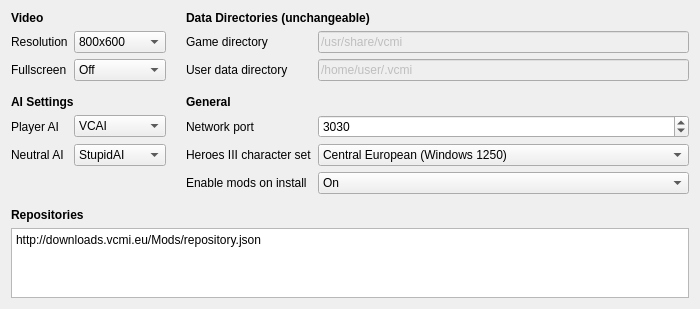
This is launcher/settingsView/csettingsview_moc.ui in vcmi/vcmi as Qt 5 draws it before an edit. The edited form follows.
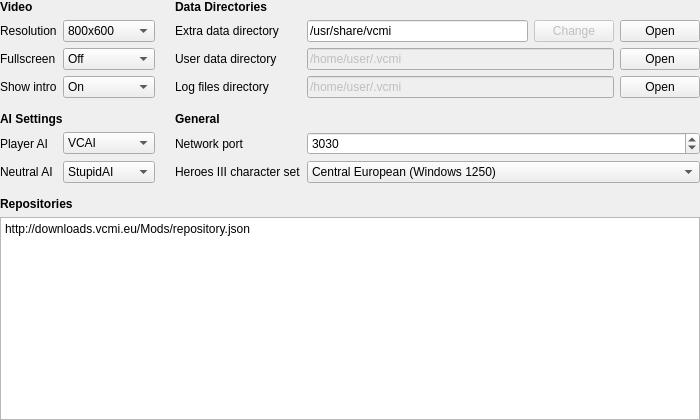
This is the edited form.

Commit message: Miscellaneous improvements for Launcher UI: - Implemented "show intro" toggle in settings - Install/Update/Enable buttons are now visible even when mod info is hidden - Fixed behaviour of show mod info switch, added more obvious button to enable it - Removed no longer used "Enable mods on install" switch - Added buttons to open data, user data and temporary directories

Diff of the .ui file:
```diff
--- a/launcher/settingsView/csettingsview_moc.ui
+++ b/launcher/settingsView/csettingsview_moc.ui
@@ -7,109 +7,46 @@
     <x>0</x>
     <y>0</y>
     <width>700</width>
-    <height>308</height>
+    <height>420</height>
    </rect>
   </property>
   <property name="windowTitle">
    <string>Form</string>
   </property>
   <layout class="QGridLayout" name="gridLayout">
-   <item row="2" column="1">
-    <widget class="QComboBox" name="comboBoxFullScreen">
-     <property name="currentIndex">
-      <number>0</number>
+   <property name="leftMargin">
+    <number>0</number>
+   </property>
+   <property name="topMargin">
+    <number>0</number>
+   </property>
+   <property name="rightMargin">
+    <number>0</number>
+   </property>
+   <property name="bottomMargin">
+    <number>0</number>
+   </property>
+   <item row="5" column="3" colspan="4">
+    <widget class="QLabel" name="labelGeneral">
+     <property name="font">
+      <font>
+       <weight>75</weight>
+       <bold>true</bold>
+      </font>
      </property>
-     <item>
-      <property name="text">
-       <string>Off</string>
-      </property>
-     </item>
-     <item>
-      <property name="text">
-       <string>On</string>
-      </property>
-     </item>
-    </widget>
-   </item>
-   <item row="11" column="0" colspan="5">
-    <widget class="QPlainTextEdit" name="plainTextEditRepos">
-     <property name="lineWrapMode">
-      <enum>QPlainTextEdit::NoWrap</enum>
-     </property>
-     <property name="plainText">
-      <string>http://downloads.vcmi.eu/Mods/repository.json</string>
-     </property>
-    </widget>
-   </item>
-   <item row="2" column="4">
-    <widget class="QLineEdit" name="lineEditUserDataDir">
-     <property name="enabled">
-      <bool>false</bool>
-     </property>
-     <property name="minimumSize">
-      <size>
-       <width>150</width>
-       <height>0</height>
-      </size>
-     </property>
      <property name="text">
-      <string>/home/user/.vcmi</string>
+      <string>General</string>
      </property>
-     <property name="readOnly">
-      <bool>true</bool>
-     </property>
     </widget>
    </item>
-   <item row="5" column="0">
-    <widget class="QLabel" name="labelPlayerAI">
+   <item row="2" column="3">
+    <widget class="QLabel" name="labelUserDataDir">
      <property name="text">
-      <string>Player AI</string>
+      <string>User data directory</string>
      </property>
     </widget>
    </item>
-   <item row="2" column="2">
-    <spacer name="spacerColumns">
-     <property name="orientation">
-      <enum>Qt::Horizontal</enum>
-     </property>
-     <property name="sizeType">
-      <enum>QSizePolicy::Fixed</enum>
-     </property>
-     <property name="sizeHint" stdset="0">
-      <size>
-       <width>8</width>
-       <height>20</height>
-      </size>
-     </property>
-    </spacer>
-   </item>
-   <item row="1" column="4">
-    <widget class="QLineEdit" name="lineEditGameDir">
-     <property name="enabled">
-      <bool>false</bool>
-     </property>
-     <property name="minimumSize">
-      <size>
-       <width>150</width>
-       <height>0</height>
-      </size>
-     </property>
-     <property name="text">
-      <string>/usr/share/vcmi</string>
-     </property>
-     <property name="readOnly">
-      <bool>true</bool>
-     </property>
-    </widget>
-   </item>
-   <item row="7" column="3">
-    <widget class="QLabel" name="labelEnableMods">
-     <property name="text">
-      <string>Enable mods on install</string>
-     </property>
-    </widget>
-   </item>
-   <item row="5" column="4">
+   <item row="6" column="4" colspan="3">
     <widget class="QSpinBox" name="spinBoxNetworkPort">
      <property name="minimum">
       <number>1024</number>
@@ -122,21 +59,34 @@
      </property>
     </widget>
    </item>
-   <item row="2" column="3">
-    <widget class="QLabel" name="labelUserDataDir">
+   <item row="1" column="5">
+    <widget class="QPushButton" name="changeGameDataDir">
+     <property name="enabled">
+      <bool>false</bool>
+     </property>
      <property name="text">
-      <string>User data directory</string>
+      <string>Change</string>
      </property>
     </widget>
    </item>
-   <item row="1" column="3">
-    <widget class="QLabel" name="labelGameDir">
-     <property name="text">
-      <string>Game directory</string>
+   <item row="2" column="1">
+    <widget class="QComboBox" name="comboBoxFullScreen">
+     <property name="currentIndex">
+      <number>0</number>
      </property>
+     <item>
+      <property name="text">
+       <string>Off</string>
+      </property>
+     </item>
+     <item>
+      <property name="text">
+       <string>On</string>
+      </property>
+     </item>
     </widget>
    </item>
-   <item row="4" column="0" colspan="2">
+   <item row="5" column="0" colspan="2">
     <widget class="QLabel" name="labelAISettings">
      <property name="font">
       <font>
@@ -149,94 +99,17 @@
      </property>
     </widget>
    </item>
-   <item row="8" column="0">
-    <spacer name="spacerRepos">
-     <property name="orientation">
-      <enum>Qt::Vertical</enum>
-     </property>
-     <property name="sizeType">
-      <enum>QSizePolicy::Fixed</enum>
-     </property>
-     <property name="sizeHint" stdset="0">
-      <size>
-       <width>20</width>
-       <height>8</height>
-      </size>
-     </property>
-    </spacer>
-   </item>
-   <item row="1" column="0">
-    <widget class="QLabel" name="labelResolution">
+   <item row="1" column="6">
+    <widget class="QPushButton" name="openGameDataDir">
      <property name="text">
-      <string>Resolution</string>
+      <string>Open</string>
      </property>
     </widget>
    </item>
-   <item row="0" column="0" colspan="2">
-    <widget class="QLabel" name="labelVideo">
-     <property name="font">
-      <font>
-       <weight>75</weight>
-       <bold>true</bold>
-      </font>
-     </property>
+   <item row="1" column="3">
+    <widget class="QLabel" name="labelGameDir">
      <property name="text">
-      <string>Video</string>
-     </property>
-    </widget>
-   </item>
-   <item row="0" column="3" colspan="2">
-    <widget class="QLabel" name="labelDataDirs">
-     <property name="font">
-      <font>
-       <weight>75</weight>
-       <bold>true</bold>
-      </font>
-     </property>
-     <property name="text">
-      <string>Data Directories (unchangeable)</string>
-     </property>
-    </widget>
-   </item>
-   <item row="9" column="0" colspan="2">
-    <widget class="QLabel" name="labelRepositories">
-     <property name="font">
-      <font>
-       <weight>75</weight>
-       <bold>true</bold>
-      </font>
-     </property>
-     <property name="text">
-      <string>Repositories</string>
-     </property>
-    </widget>
-   </item>
-   <item row="4" column="3" colspan="2">
-    <widget class="QLabel" name="labelGeneral">
-     <property name="font">
-      <font>
-       <weight>75</weight>
-       <bold>true</bold>
-      </font>
-     </property>
-     <property name="text">
-      <string>General</string>
-     </property>
-    </widget>
-   </item>
-   <item row="5" column="1">
-    <widget class="QComboBox" name="comboBoxPlayerAI">
-     <item>
-      <property name="text">
-       <string>VCAI</string>
-      </property>
-     </item>
-    </widget>
-   </item>
-   <item row="5" column="3">
-    <widget class="QLabel" name="labelNetworkPort">
-     <property name="text">
-      <string>Network port</string>
+      <string>Extra data directory</string>
      </property>
     </widget>
    </item>
@@ -299,39 +172,6 @@
      </item>
     </widget>
    </item>
-   <item row="7" column="4">
-    <widget class="QComboBox" name="comboBoxEnableMods">
-     <property name="currentIndex">
-      <number>1</number>
-     </property>
-     <item>
-      <property name="text">
-       <string>Off</string>
-      </property>
-     </item>
-     <item>
-      <property name="text">
-       <string>On</string>
-      </property>
-     </item>
-    </widget>
-   </item>
-   <item row="3" column="0">
-    <spacer name="spacerSections">
-     <property name="orientation">
-      <enum>Qt::Vertical</enum>
-     </property>
-     <property name="sizeType">
-      <enum>QSizePolicy::Fixed</enum>
-     </property>
-     <property name="sizeHint" stdset="0">
-      <size>
-       <width>56</width>
-       <height>8</height>
-      </size>
-     </property>
-    </spacer>
-   </item>
    <item row="2" column="0">
     <widget class="QLabel" name="labelFullScreen">
      <property name="text">
@@ -339,36 +179,37 @@
      </property>
     </widget>
    </item>
-   <item row="6" column="4">
-    <widget class="QComboBox" name="comboBoxEncoding">
-     <item>
-      <property name="text">
-       <string>Central European (Windows 1250)</string>
-      </property>
-     </item>
-     <item>
-      <property name="text">
-       <string>Cyrillic script (Windows 1251)</string>
-      </property>
-     </item>
-     <item>
-      <property name="text">
-       <string>Western European (Windows 1252)</string>
-      </property>
-     </item>
-     <item>
-      <property name="text">
-       <string>Simplified Chinese (GBK)</string>
-      </property>
-     </item>
-     <item>
-      <property name="text">
-       <string>Simplified Chinese (GB2312)</string>
-      </property>
-     </item>
+   <item row="11" column="0" colspan="7">
+    <widget class="QPlainTextEdit" name="plainTextEditRepos">
+     <property name="lineWrapMode">
+      <enum>QPlainTextEdit::NoWrap</enum>
+     </property>
+     <property name="plainText">
+      <string>http://downloads.vcmi.eu/Mods/repository.json</string>
+     </property>
     </widget>
    </item>
-   <item row="6" column="1">
+   <item row="2" column="6">
+    <widget class="QPushButton" name="openUserDataDir">
+     <property name="text">
+      <string>Open</string>
+     </property>
+    </widget>
+   </item>
+   <item row="1" column="4">
+    <widget class="QLineEdit" name="lineEditGameDir">
+     <property name="minimumSize">
+      <size>
+       <width>150</width>
+       <height>0</height>
+      </size>
+     </property>
+     <property name="text">
+      <string>/usr/share/vcmi</string>
+     </property>
+    </widget>
+   </item>
+   <item row="7" column="1">
     <widget class="QComboBox" name="comboBoxNeutralAI">
      <item>
       <property name="text">
@@ -382,20 +223,242 @@
      </item>
     </widget>
    </item>
-   <item row="6" column="0">
+   <item row="3" column="6">
+    <widget class="QPushButton" name="openTempDir">
+     <property name="text">
+      <string>Open</string>
+     </property>
+    </widget>
+   </item>
+   <item row="1" column="0">
+    <widget class="QLabel" name="labelResolution">
+     <property name="text">
+      <string>Resolution</string>
+     </property>
+    </widget>
+   </item>
+   <item row="7" column="0">
     <widget class="QLabel" name="labelNeutralAI">
      <property name="text">
       <string>Neutral AI</string>
      </property>
     </widget>
    </item>
-   <item row="6" column="3">
+   <item row="7" column="3">
     <widget class="QLabel" name="labelEncoding">
      <property name="text">
       <string>Heroes III character set</string>
      </property>
     </widget>
    </item>
+   <item row="6" column="1">
+    <widget class="QComboBox" name="comboBoxPlayerAI">
+     <item>
+      <property name="text">
+       <string>VCAI</string>
+      </property>
+     </item>
+    </widget>
+   </item>
+   <item row="6" column="0">
+    <widget class="QLabel" name="labelPlayerAI">
+     <property name="text">
+      <string>Player AI</string>
+     </property>
+    </widget>
+   </item>
+   <item row="7" column="4" colspan="3">
+    <widget class="QComboBox" name="comboBoxEncoding">
+     <item>
+      <property name="text">
+       <string>Central European (Windows 1250)</string>
+      </property>
+     </item>
+     <item>
+      <property name="text">
+       <string>Cyrillic script (Windows 1251)</string>
+      </property>
+     </item>
+     <item>
+      <property name="text">
+       <string>Western European (Windows 1252)</string>
+      </property>
+     </item>
+     <item>
+      <property name="text">
+       <string>Simplified Chinese (GBK)</string>
+      </property>
+     </item>
+     <item>
+      <property name="text">
+       <string>Simplified Chinese (GB2312)</string>
+      </property>
+     </item>
+    </widget>
+   </item>
+   <item row="6" column="3">
+    <widget class="QLabel" name="labelNetworkPort">
+     <property name="text">
+      <string>Network port</string>
+     </property>
+    </widget>
+   </item>
+   <item row="0" column="0" colspan="2">
+    <widget class="QLabel" name="labelVideo">
+     <property name="font">
+      <font>
+       <weight>75</weight>
+       <bold>true</bold>
+      </font>
+     </property>
+     <property name="text">
+      <string>Video</string>
+     </property>
+    </widget>
+   </item>
+   <item row="9" column="0" colspan="2">
+    <widget class="QLabel" name="labelRepositories">
+     <property name="font">
+      <font>
+       <weight>75</weight>
+       <bold>true</bold>
+      </font>
+     </property>
+     <property name="text">
+      <string>Repositories</string>
+     </property>
+    </widget>
+   </item>
+   <item row="3" column="3">
+    <widget class="QLabel" name="labelTempDir">
+     <property name="text">
+      <string>Log files directory</string>
+     </property>
+    </widget>
+   </item>
+   <item row="2" column="4" colspan="2">
+    <widget class="QLineEdit" name="lineEditUserDataDir">
+     <property name="enabled">
+      <bool>false</bool>
+     </property>
+     <property name="minimumSize">
+      <size>
+       <width>150</width>
+       <height>0</height>
+      </size>
+     </property>
+     <property name="text">
+      <string>/home/user/.vcmi</string>
+     </property>
+     <property name="readOnly">
+      <bool>true</bool>
+     </property>
+    </widget>
+   </item>
+   <item row="3" column="4" colspan="2">
+    <widget class="QLineEdit" name="lineEditTempDir">
+     <property name="enabled">
+      <bool>false</bool>
+     </property>
+     <property name="minimumSize">
+      <size>
+       <width>150</width>
+       <height>0</height>
+      </size>
+     </property>
+     <property name="text">
+      <string>/home/user/.vcmi</string>
+     </property>
+     <property name="readOnly">
+      <bool>true</bool>
+     </property>
+    </widget>
+   </item>
+   <item row="3" column="0">
+    <widget class="QLabel" name="labelShowIntro">
+     <property name="text">
+      <string>Show intro</string>
+     </property>
+    </widget>
+   </item>
+   <item row="3" column="1">
+    <widget class="QComboBox" name="comboBoxShowIntro">
+     <property name="currentIndex">
+      <number>1</number>
+     </property>
+     <item>
+      <property name="text">
+       <string>Off</string>
+      </property>
+     </item>
+     <item>
+      <property name="text">
+       <string>On</string>
+      </property>
+     </item>
+    </widget>
+   </item>
+   <item row="4" column="0" colspan="2">
+    <spacer name="spacerSections">
+     <property name="orientation">
+      <enum>Qt::Vertical</enum>
+     </property>
+     <property name="sizeType">
+      <enum>QSizePolicy::Fixed</enum>
+     </property>
+     <property name="sizeHint" stdset="0">
+      <size>
+       <width>56</width>
+       <height>8</height>
+      </size>
+     </property>
+    </spacer>
+   </item>
+   <item row="8" column="0" colspan="2">
+    <spacer name="spacerRepos">
+     <property name="orientation">
+      <enum>Qt::Vertical</enum>
+     </property>
+     <property name="sizeType">
+      <enum>QSizePolicy::Fixed</enum>
+     </property>
+     <property name="sizeHint" stdset="0">
+      <size>
+       <width>20</width>
+       <height>8</height>
+      </size>
+     </property>
+    </spacer>
+   </item>
+   <item row="0" column="3" colspan="4">
+    <widget class="QLabel" name="labelDataDirs">
+     <property name="font">
+      <font>
+       <weight>75</weight>
+       <bold>true</bold>
+      </font>
+     </property>
+     <property name="text">
+      <string>Data Directories</string>
+     </property>
+    </widget>
+   </item>
+   <item row="1" column="2" rowspan="3">
+    <spacer name="spacerColumns">
+     <property name="orientation">
+      <enum>Qt::Horizontal</enum>
+     </property>
+     <property name="sizeType">
+      <enum>QSizePolicy::Fixed</enum>
+     </property>
+     <property name="sizeHint" stdset="0">
+      <size>
+       <width>8</width>
+       <height>20</height>
+      </size>
+     </property>
+    </spacer>
+   </item>
   </layout>
  </widget>
  <resources/>
```
The commit also changes 7 other files.
